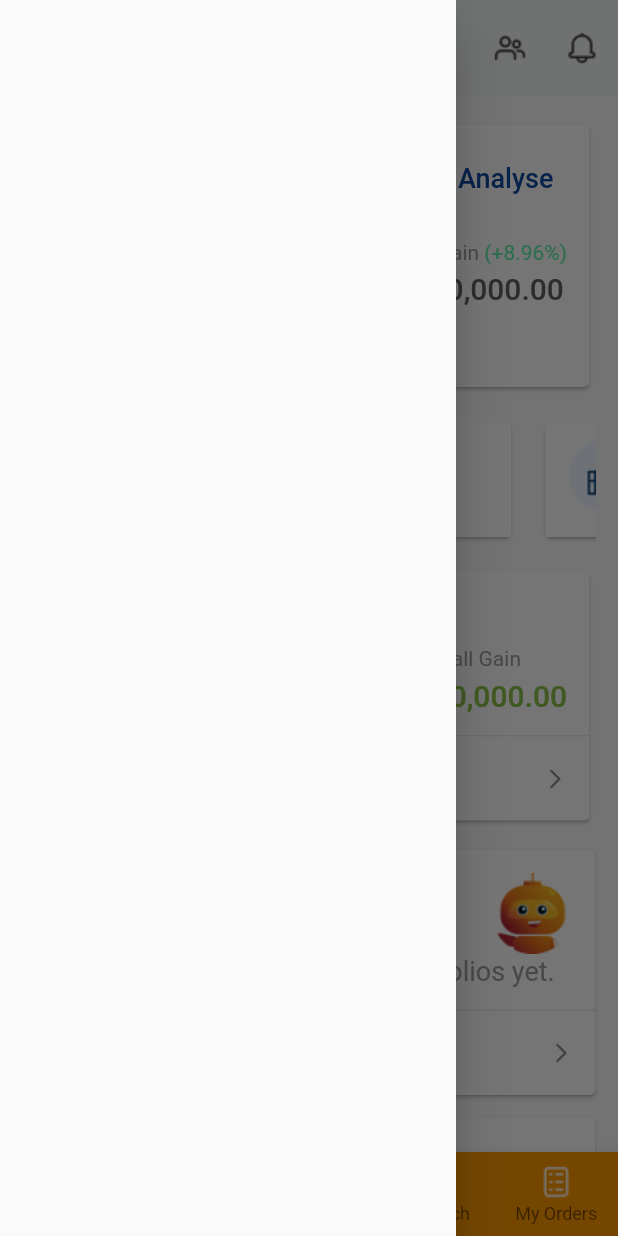
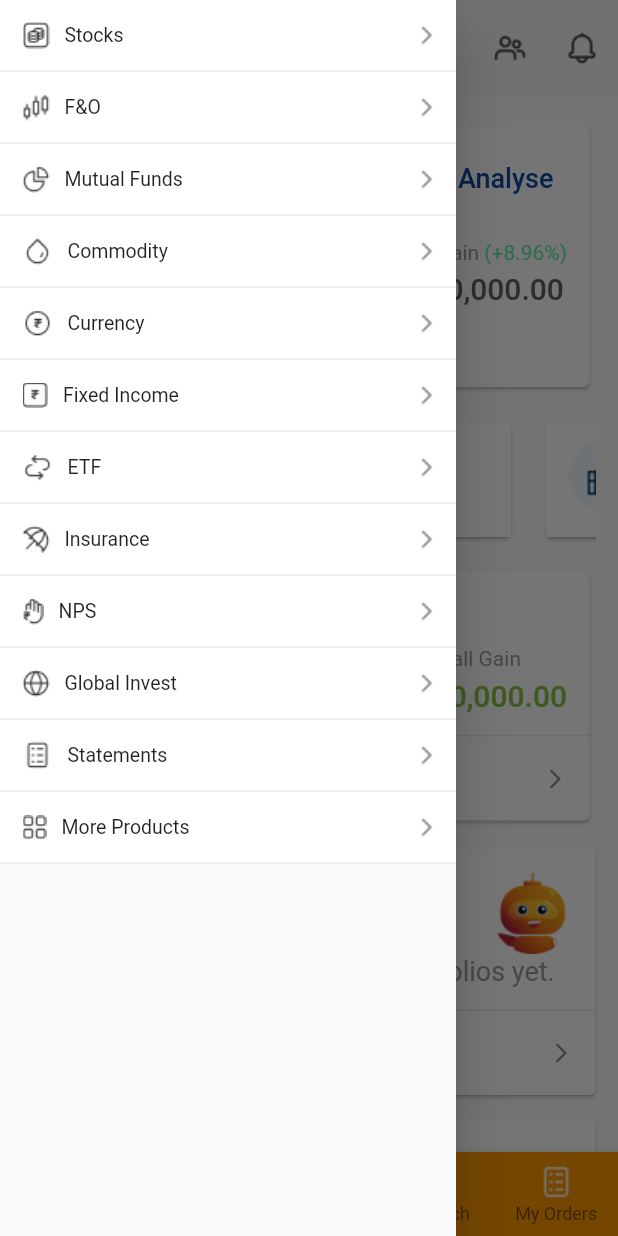
Before and after one commit to Surbii/icicipwa, a Flutter app: the screen it shows after launch, with the side drawer open, on a phone screen of 412 x 824 dp. Run offline on Flutter 3.47's test engine with Material 2 defaults, Android fonts, the phone set to English and light mode, and no system bars.

Commit message:
Mobile Web Dashboard Added

```diff
--- a/lib/src/screens/mobile/app_dashboard.dart
+++ b/lib/src/screens/mobile/app_dashboard.dart
@@ -3,6 +3,7 @@ import 'package:flutter/cupertino.dart';
 import 'package:flutter/material.dart';
 
 import 'colors.dart';
+import '../web/web_dashboard.dart';
 
 class AppDashboard extends StatefulWidget {
   const AppDashboard({Key? key}) : super(key: key);
@@ -13,7 +14,39 @@ class AppDashboard extends StatefulWidget {
 
 class AppDashboardState extends State<AppDashboard> {
   int _selectedIndex = 0;
-
+  Widget leftColumn(String leading, String title){
+    return Container(
+      padding: EdgeInsets.only(left: 15, right: 8),
+      height: 48,
+      decoration: BoxDecoration(
+        border: Border(
+            bottom: BorderSide(
+                color: Color(0xffDCDCDC).withOpacity(0.5)
+            )
+        ),
+        color: Colors.white,
+      ),
+      child: Row(
+        mainAxisAlignment: MainAxisAlignment.spaceBetween,
+        children: [
+          Container(
+            child: Row(
+              children: [
+                Image.asset(leading),
+                SizedBox(width: 10),
+                Text(title, style: TextStyle(
+                    fontSize: 13
+                )),
+              ],
+            ),
+          ),
+          Container(
+            child :Image.asset("assets/icons/arrow.png"),
+          ),
+        ],
+      ),
+    );
+  }
   @override
   Widget build(BuildContext context) {
     return Scaffold(
@@ -32,7 +65,24 @@ class AppDashboardState extends State<AppDashboard> {
                 onPressed: () {}, icon: Image.asset("assets/icons/notification.png"))
           ],
         ),
-        drawer: const Drawer(),
+        drawer: Drawer(
+          child: Column(
+              children: [
+                leftColumn("assets/icons/stocks.png", "Stocks"),
+                leftColumn("assets/icons/fo.png", "F&O"),
+                leftColumn("assets/icons/mf.png", "Mutual Funds"),
+                leftColumn("assets/icons/commodity.png", "Commodity"),
+                leftColumn("assets/icons/currency.png", "Currency"),
+                leftColumn("assets/icons/fixedincome.png", "Fixed Income"),
+                leftColumn("assets/icons/etf.png", "ETF"),
+                leftColumn("assets/icons/insurance.png", "Insurance"),
+                leftColumn("assets/icons/nps.png", "NPS"),
+                leftColumn("assets/icons/globalinvest.png", "Global Invest"),
+                leftColumn("assets/icons/statements.png", "Statements"),
+                leftColumn("assets/icons/moreproduct.png", "More Products"),
+             ]
+           ),
+        ),
         body: portfolioScreen(),
         bottomNavigationBar: BottomNavigationBar(
           items: bottomBarItems(),
```
Also changed, not shown: 4 other files.
